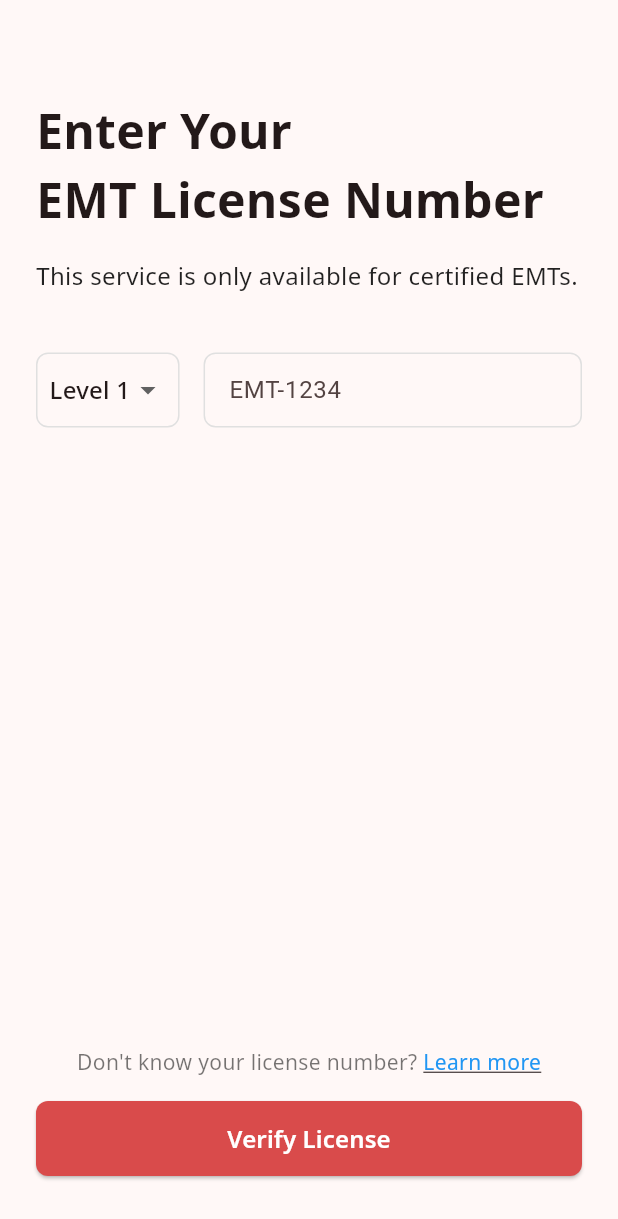
After one commit to gdsc-konkuk/24-25-proj-Atempo-Client, a Flutter app: the EmtLicenseVerificationScreen screen opened directly, on a phone screen of 412 x 824 dp. The commit adds this screen. Shown: the top 1219 px of the screen. Run offline on Flutter 3.47's test engine with Material 3 defaults, Android fonts, the phone set to English and light mode, and no system bars; our stand-ins replace flutter_dotenv, flutter_secure_storage, geocoding, geolocator, google_fonts, google_maps_flutter and 3 more; missing offline and left inert: flutter_mapbox_navigation; accounts and stored records are empty.

```diff
--- /dev/null
+++ b/medicall/lib/screens/emt_license_verification_screen.dart
@@ -0,0 +1,175 @@
+import 'package:flutter/material.dart';
+import 'package:google_fonts/google_fonts.dart';
+
+class EmtLicenseVerificationScreen extends StatefulWidget {
+  const EmtLicenseVerificationScreen({Key? key}) : super(key: key);
+
+  @override
+  _EmtLicenseVerificationScreenState createState() => _EmtLicenseVerificationScreenState();
+}
+
+class _EmtLicenseVerificationScreenState extends State<EmtLicenseVerificationScreen> {
+  String dropdownValue = 'Level 1';
+  final TextEditingController _licenseController = TextEditingController();
+
+  @override
+  void dispose() {
+    _licenseController.dispose();
+    super.dispose();
+  }
+
+  @override
+  Widget build(BuildContext context) {
+    return Scaffold(
+      body: SafeArea(
+        child: Padding(
+          padding: const EdgeInsets.all(24.0),
+          child: Column(
+            crossAxisAlignment: CrossAxisAlignment.start,
+            children: [
+              const SizedBox(height: 40),
+              // Title
+              Text(
+                'Enter Your',
+                style: GoogleFonts.notoSans(
+                  fontSize: 32,
+                  fontWeight: FontWeight.bold,
+                ),
+              ),
+              Text(
+                'EMT License Number',
+                style: GoogleFonts.notoSans(
+                  fontSize: 32,
+                  fontWeight: FontWeight.bold,
+                ),
+              ),
+              const SizedBox(height: 16),
+              // Subtitle
+              Text(
+                'This service is only available for certified EMTs.',
+                style: GoogleFonts.notoSans(
+                  fontSize: 16,
+                  color: Colors.black87,
+                ),
+              ),
+              const SizedBox(height: 40),
+              // License level dropdown and text field
+              Row(
+                children: [
+                  // Dropdown
+                  Container(
+                    decoration: BoxDecoration(
+                      border: Border.all(color: Colors.grey.shade300),
+                      borderRadius: BorderRadius.circular(8),
+                    ),
+                    child: Padding(
+                      padding: const EdgeInsets.symmetric(horizontal: 8.0),
+                      child: DropdownButton<String>(
+                        value: dropdownValue,
+                        underline: Container(),
+                        icon: const Icon(Icons.arrow_drop_down),
+                        onChanged: (String? newValue) {
+                          if (newValue != null) {
+                            setState(() {
+                              dropdownValue = newValue;
+                            });
+                          }
+                        },
+                        items: <String>['Level 1', 'Level 2', 'Level 3']
+                            .map<DropdownMenuItem<String>>((String value) {
+                          return DropdownMenuItem<String>(
+                            value: value,
+                            child: Text(
+                              value,
+                              style: GoogleFonts.notoSans(
+                                fontSize: 16,
+                              ),
+                            ),
+                          );
+                        }).toList(),
+                      ),
+                    ),
+                  ),
+                  const SizedBox(width: 16),
+                  // License number text field
+                  Expanded(
+                    child: Container(
+                      decoration: BoxDecoration(
+                        border: Border.all(color: Colors.grey.shade300),
+                        borderRadius: BorderRadius.circular(8),
+                      ),
+                      child: TextField(
+                        controller: _licenseController,
+                        decoration: InputDecoration(
+                          hintText: 'EMT-1234',
+                          border: InputBorder.none,
+                          contentPadding: const EdgeInsets.symmetric(horizontal: 16),
+                        ),
+                      ),
+                    ),
+                  ),
+                ],
+              ),
+              const Spacer(),
+              // "Don't know your license number?" link
+              Center(
+                child: GestureDetector(
+                  onTap: () {
+                    // No functionality as requested
+                  },
+                  child: Text.rich(
+                    TextSpan(
+                      children: [
+                        TextSpan(
+                          text: "Don't know your license number? ",
+                          style: GoogleFonts.notoSans(
+                            fontSize: 14,
+                            color: Colors.black54,
+                          ),
+                        ),
+                        TextSpan(
+                          text: 'Learn more',
+                          style: GoogleFonts.notoSans(
+                            fontSize: 14,
+                            color: Colors.blue,
+                            decoration: TextDecoration.underline,
+                          ),
+                        ),
+                      ],
+                    ),
+                  ),
+                ),
+              ),
+              const SizedBox(height: 16),
+              // Verify button
+              SizedBox(
+                width: double.infinity,
+                height: 50,
+                child: ElevatedButton(
+                  onPressed: () {
+                    // No functionality as requested
+                  },
+                  style: ElevatedButton.styleFrom(
+                    backgroundColor: const Color(0xFFD94B4B),
+                    shape: RoundedRectangleBorder(
+                      borderRadius: BorderRadius.circular(8),
+                    ),
+                  ),
+                  child: Text(
+                    'Verify License',
+                    style: GoogleFonts.notoSans(
+                      fontSize: 16,
+                      fontWeight: FontWeight.w600,
+                      color: Colors.white,
+                    ),
+                  ),
+                ),
+              ),
+              const SizedBox(height: 16),
+            ],
+          ),
+        ),
+      ),
+    );
+  }
+}
```
Also changed, not shown: medicall/lib/screens/login_screen.dart (+0 -56 lines), medicall/lib/screens/signup_screen.dart (deleted, +0 -141 lines), 2 other files.
